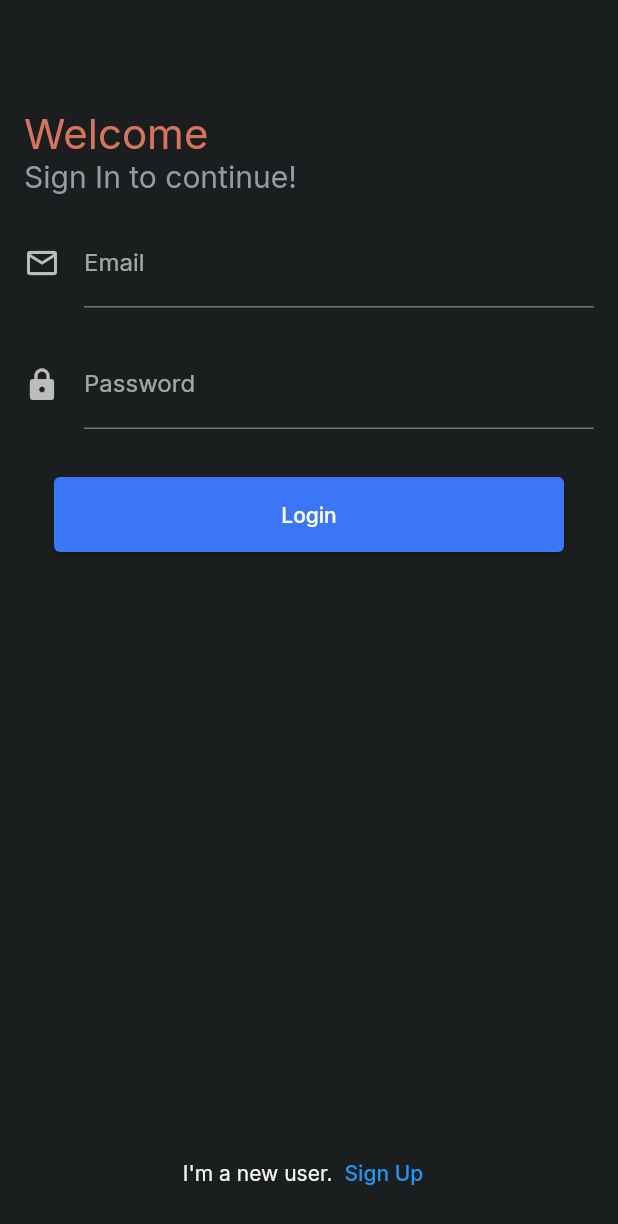
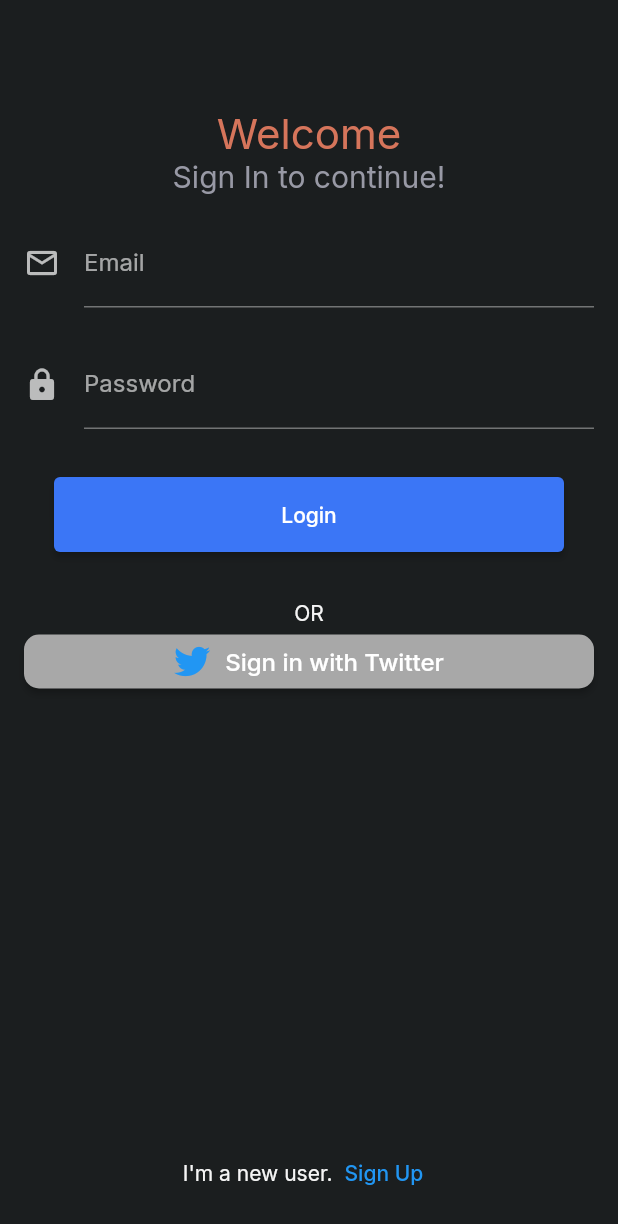
Before and after one commit to Abood2284/savvy, a Flutter app: the screen it shows after launch, on a phone screen of 412 x 824 dp. Shown: the top 1224 px of the screen. Run offline on Flutter 3.47's test engine with Material 2 defaults, Android fonts, the phone set to English and light mode, and no system bars; our stand-ins replace cached_network_image, cloud_firestore, faker, firebase_auth, firebase_core, flutter_dotenv and 4 more; missing offline and left inert: stream_chat_flutter_core, twitter_login; accounts and stored records are empty.

Commit message:
september 7 5:52

```diff
--- a/lib/auth.dart
+++ b/lib/auth.dart
@@ -25,6 +25,10 @@ class Auth {
     return user;
   }
 
+  Future<UserCredential> signInWithCredential(AuthCredential credential) async {
+    return await _firebaseAuth.signInWithCredential(credential);
+  }
+
   Future<void> signOut() async {
     await _firebaseAuth.signOut();
   }
--- a/lib/main.dart
+++ b/lib/main.dart
@@ -4,6 +4,7 @@ import 'package:stream_chat_flutter_core/stream_chat_flutter_core.dart';
 import 'package:web_chat_app/app.dart';
 import 'package:web_chat_app/router.dart';
 import 'package:web_chat_app/screens/screens.dart';
+import 'package:flutter_dotenv/flutter_dotenv.dart';
 
 import 'firebase_options.dart';
 import 'theme.dart';
@@ -14,6 +15,7 @@ void main() async {
     options: DefaultFirebaseOptions.currentPlatform,
   );
   final client = StreamChatClient(streamKey);
+  await dotenv.load(fileName: ".env");
 
   runApp(MyApp(
     appTheme: AppTheme(),
--- a/lib/pages/login_page.dart
+++ b/lib/pages/login_page.dart
@@ -1,7 +1,12 @@
 import 'package:firebase_auth/firebase_auth.dart';
 import 'package:flutter/material.dart';
+import 'package:flutter_dotenv/flutter_dotenv.dart';
+import 'package:font_awesome_flutter/font_awesome_flutter.dart';
+import 'package:twitter_login/twitter_login.dart';
 import 'package:web_chat_app/constants.dart';
 import 'package:web_chat_app/helpers.dart';
+import 'package:web_chat_app/widgets/show_message_box.dart';
+import 'package:web_chat_app/widgets/twitter_sign_in_button.dart';
 
 import '../auth.dart';
 import '../logger.dart';
@@ -52,6 +57,41 @@ class _LoginPageState extends State<LoginPage> {
     }
   }
 
+  Future<void> onTwitterSignInButtonPressesd() async {
+    final twitterLogin = TwitterLogin(
+      apiKey: dotenv.env['TWITTER_API_KEY']!,
+      apiSecretKey: dotenv.env['TWITTER_API_SECRET_KEY']!,
+      redirectURI: "twitter-firebase-auth://",
+    );
+    final authResult = await twitterLogin.login();
+
+    switch (authResult.status) {
+      case TwitterLoginStatus.loggedIn:
+        final AuthCredential twitterAuthCredential =
+            TwitterAuthProvider.credential(
+                accessToken: authResult.authToken!,
+                secret: authResult.authTokenSecret!);
+
+        final userCredential =
+            await _auth.signInWithCredential(twitterAuthCredential);
+        if (!mounted) return;
+        showDialogBox(context, STATUS.Success);
+        break;
+
+      case TwitterLoginStatus.cancelledByUser:
+        if (!mounted) return;
+        showDialogBox(context, STATUS.Error);
+        break;
+
+      case TwitterLoginStatus.error:
+        if (!mounted) return;
+        showDialogBox(context, STATUS.Error);
+        break;
+      default:
+        return;
+    }
+  }
+
   // Used to validate the password field.
   bool isPasswordValid(String password) => password.length >= 6;
   // Used to validate the email field.
@@ -71,7 +111,7 @@ class _LoginPageState extends State<LoginPage> {
         child: Container(
           margin: const EdgeInsets.all(16),
           child: Column(
-            crossAxisAlignment: CrossAxisAlignment.start,
+            crossAxisAlignment: CrossAxisAlignment.center,
             children: [
               const Text(
                 'Welcome',
@@ -142,6 +182,14 @@ class _LoginPageState extends State<LoginPage> {
                         );
                 },
               ),
+              const SizedBox(height: 22),
+              const Text('OR'),
+              TwitterSignInButton(
+                faIcon:
+                    const FaIcon(FontAwesomeIcons.twitter, color: Colors.blue),
+                text: 'Sign in with Twitter',
+                onPressed: onTwitterSignInButtonPressesd,
+              ),
             ],
           ),
         ),
--- /dev/null
+++ b/lib/widgets/twitter_sign_in_button.dart
@@ -0,0 +1,40 @@
+import 'package:flutter/material.dart';
+import 'package:font_awesome_flutter/font_awesome_flutter.dart';
+
+class TwitterSignInButton extends StatelessWidget {
+  final FaIcon faIcon;
+  final String text;
+  final VoidCallback onPressed;
+  const TwitterSignInButton(
+      {super.key,
+      required this.faIcon,
+      required this.text,
+      required this.onPressed});
+
+  @override
+  Widget build(BuildContext context) {
+    return ElevatedButton(
+      style: ElevatedButton.styleFrom(
+        backgroundColor: const Color.fromARGB(255, 168, 168, 168),
+        shape: RoundedRectangleBorder(
+          borderRadius: BorderRadius.circular(10.0),
+        ),
+      ),
+      onPressed: onPressed,
+      child: Row(
+        mainAxisAlignment: MainAxisAlignment.center,
+        children: [
+          faIcon,
+          const SizedBox(width: 10),
+          Text(
+            text,
+            style: const TextStyle(
+              color: Colors.white,
+              fontSize: 16,
+            ),
+          ),
+        ],
+      ),
+    );
+  }
+}
--- a/pubspec.yaml
+++ b/pubspec.yaml
@@ -44,6 +44,9 @@ dependencies:
   stream_chat_flutter_core: ^4.4.1
   jiffy: ^5.0.0
   cloud_firestore: ^3.4.6
+  twitter_login: ^4.2.3
+  font_awesome_flutter: ^10.1.0
+  flutter_dotenv: ^5.0.2
 
 dev_dependencies:
   flutter_test:
@@ -68,7 +71,8 @@ flutter:
   uses-material-design: true
 
   # To add assets to your application, add an assets section, like this:
-  # assets:
+  assets:
+      - .env
   #   - images/a_dot_burr.jpeg
   #   - images/a_dot_ham.jpeg
 
```
Also changed, not shown: lib/widgets/show_message_box.dart (added, +36 -0 lines), pubspec.lock, 2 other files.
